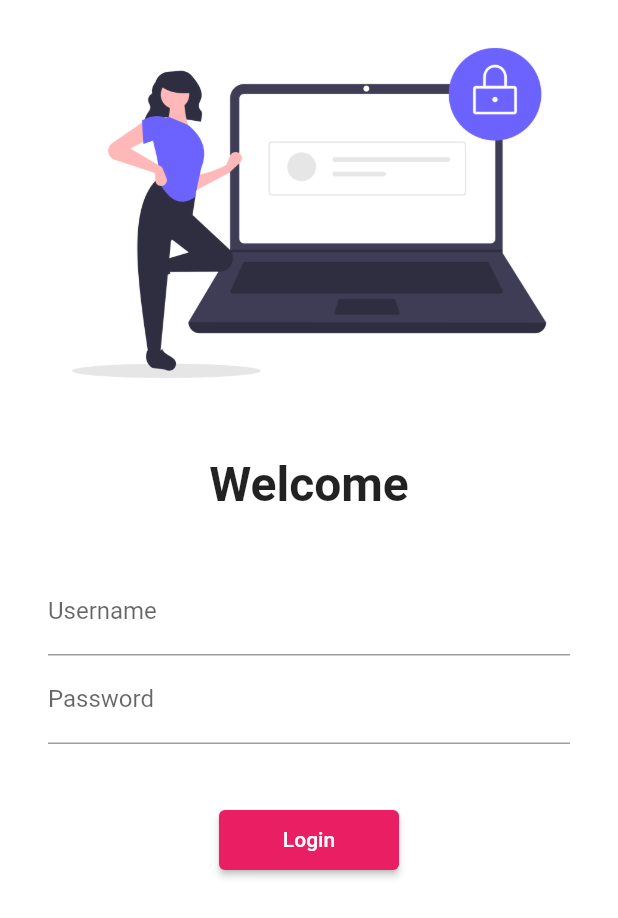
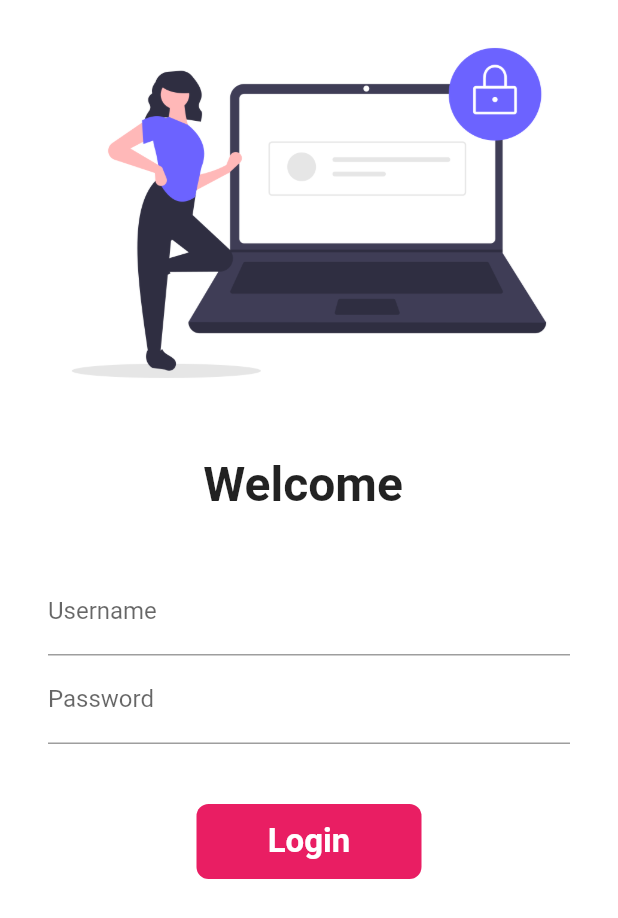
Before and after one commit to prashant-027/30DaysOfFlutter, a Flutter app: the screen it shows after launch, on a phone screen of 412 x 824 dp. Shown: the top 918 px of the screen. Run offline on Flutter 3.47's test engine with Material 2 defaults, Android fonts, the phone set to English and light mode, and no system bars.

Commit message:
day 6 completed

```diff
--- a/lib/main.dart
+++ b/lib/main.dart
@@ -13,6 +13,7 @@ class MyApp extends StatelessWidget {
   @override
   Widget build(BuildContext context) {
     return MaterialApp(
+
       themeMode: ThemeMode.light,
       theme: ThemeData(
         primarySwatch: Colors.pink,
--- a/lib/pages/login_page.dart
+++ b/lib/pages/login_page.dart
@@ -1,10 +1,20 @@
 // ignore_for_file: prefer_const_constructors
 
+import 'dart:ui';
+
+import 'package:flutter/cupertino.dart';
 import 'package:flutter/material.dart';
 import 'package:flutter_catalog/utils/routes.dart';
 
 // ignore: use_key_in_widget_constructors
-class LoginPage extends StatelessWidget {
+class LoginPage extends StatefulWidget {
+  @override
+  State<LoginPage> createState() => _LoginPageState();
+}
+
+class _LoginPageState extends State<LoginPage> {
+  String name = "";
+  bool changeButton = false;
   @override
   Widget build(BuildContext context) {
     return Material(
@@ -20,7 +30,7 @@ class LoginPage extends StatelessWidget {
                 height: 20.0,
               ),
               Text(
-                "Welcome",
+                "Welcome $name",
                 style: TextStyle(
                   fontSize: 32,
                   fontWeight: FontWeight.bold,
@@ -39,6 +49,10 @@ class LoginPage extends StatelessWidget {
                         hintText: "Enter Username",
                         labelText: "Username",
                       ),
+                      onChanged: (value) {
+                        name = value;
+                        setState(() {});
+                      },
                     ),
                     TextFormField(
                       obscureText: true,
@@ -50,13 +64,46 @@ class LoginPage extends StatelessWidget {
                     SizedBox(
                       height: 40.0,
                     ),
-                    ElevatedButton(
+                    InkWell(
+                      onTap: () async {
+                        setState(() {
+                          changeButton = true;
+                        });
+
+                        await Future.delayed(Duration(seconds: 1));
+                        Navigator.pushNamed(context, MyRoutes.homeRoute);
+                      },
+                      child: AnimatedContainer(
+                        duration: Duration(seconds: 1),
+                        width: changeButton ? 75 : 150,
+                        height: 50,
+                        alignment: Alignment.center,
+                        child: changeButton
+                            ? Icon(
+                                Icons.done,
+                                color: Colors.white,
+                              )
+                            : Text(
+                                "Login",
+                                style: TextStyle(
+                                    color: Colors.white,
+                                    fontWeight: FontWeight.bold,
+                                    fontSize: 22),
+                              ),
+                        decoration: BoxDecoration(
+                            color: Colors.pink,
+                            borderRadius:
+                                BorderRadius.circular(changeButton ? 20 : 8)),
+                      ),
+                    ),
+
+                    /* ElevatedButton(
                       child: Text("Login"),
                       style: TextButton.styleFrom(minimumSize: Size(120, 40)),
                       onPressed: () {
                         Navigator.pushNamed(context, MyRoutes.homeRoute);
                       },
-                    )
+                    )*/
                   ],
                 ),
               )
```
